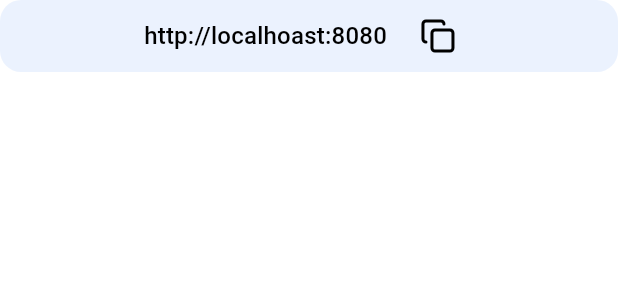
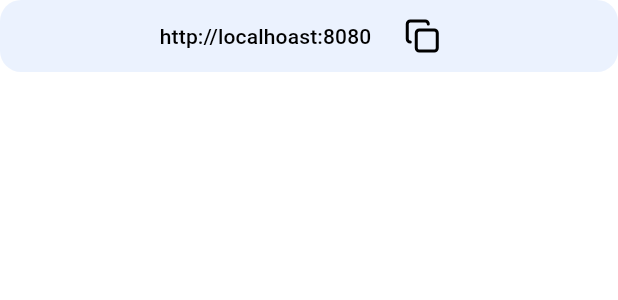
Before and after one commit to jchocola/local-share, a Flutter app: the HostTextCopy widget shown alone on an empty page, opened directly, on a phone screen of 412 x 824 dp. Shown: the top 300 px of the screen. Run offline on Flutter 3.47's test engine with Material 3 defaults, Android fonts, the phone set to English and light mode, and no system bars; drawn by our look-alikes of toastification; our stand-ins replace adaptive_theme, animated_text_kit, device_info_plus, equatable, file_picker, flutter_bloc and 9 more; missing offline and left inert: ai_barcode_scanner, avatar_plus, bonsoir, flutter_context_menu, network_info_plus, shimmer_progress_bar and 2 more; accounts and stored records are empty.

Commit message:
small fix ui

```diff
--- a/lib/data/repo/embbeded_server.dart
+++ b/lib/data/repo/embbeded_server.dart
@@ -111,6 +111,7 @@ class EmbbededServerRepoImpl {
     server = await HttpServer.bind(localIP, port);
     logger.i('Server bound to ${server?.address}:${server?.port}');
 
+      // set urls
     _sendUrl = 'http://${localIP}:$port/send';
     _receiveUrl = 'http://${localIP}:$port/receive';
 
--- a/lib/presentation/send_page/pages/send_via_qr_page/widget/host_text_copy.dart
+++ b/lib/presentation/send_page/pages/send_via_qr_page/widget/host_text_copy.dart
@@ -18,7 +18,7 @@ class HostTextCopy extends StatelessWidget {
         spacing: AppConstant.appPadding,
         mainAxisAlignment: MainAxisAlignment.center,
         children: [
-          Text(data, style: theme.textTheme.titleMedium),
+          Text(data, style: theme.textTheme.titleSmall),
           IconButton(
             onPressed: () {
               Clipboard.setData(ClipboardData(text: data));
--- a/lib/presentation/server_page/server_page.dart
+++ b/lib/presentation/server_page/server_page.dart
@@ -143,7 +143,7 @@ class ServerPage extends StatelessWidget {
               Expanded(
                 child: SingleChildScrollView(
                   child: Column(
-                    spacing: AppConstant.appPadding / 2,
+                    spacing: AppConstant.appPadding ,
                     children: [
                       Center(
                         child: QrWidget(
```
